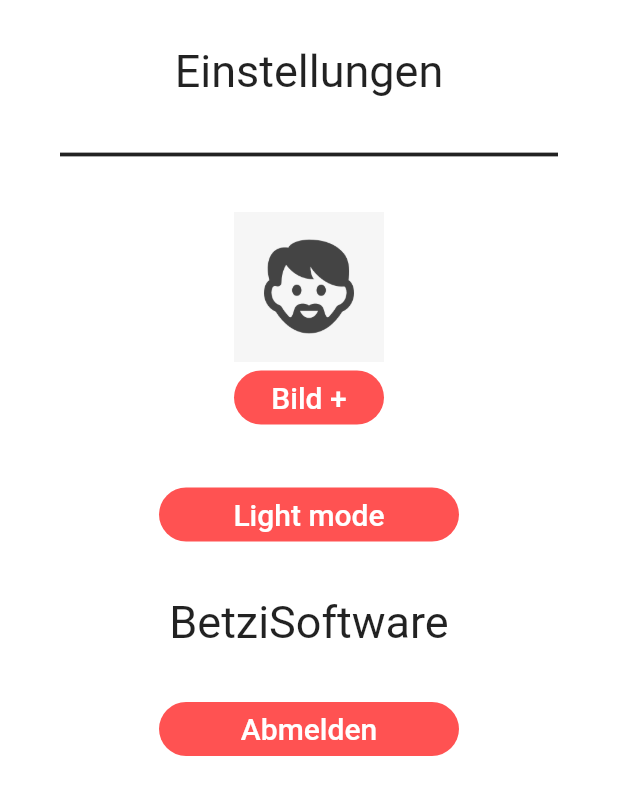
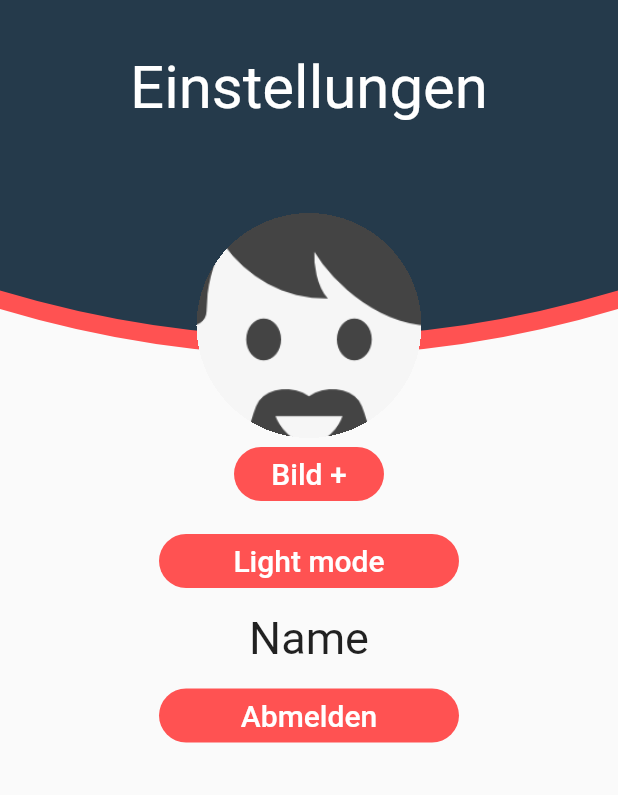
Before and after one commit to DominikDeseyve/SW-ENG_CMP, a Flutter app: the SettingsScreen screen opened by its route, on a phone screen of 412 x 824 dp. Shown: the top 795 px of the screen. Run offline on Flutter 3.47's test engine with Material 2 defaults, Android fonts, the phone set to English and light mode, and no system bars; our stand-ins replace firebase_auth, image_picker; missing offline and left inert: nested_navigators; accounts and stored records are empty.

Commit message:
Design überarbeitet

```diff
--- a/lib/pages/settings/SettingsScreen.dart
+++ b/lib/pages/settings/SettingsScreen.dart
@@ -1,4 +1,5 @@
 import 'package:cmp/logic/Controller.dart';
+import 'package:cmp/widgets/CurvePainter.dart';
 import 'package:flutter/material.dart';
 import 'package:flutter/rendering.dart';
 
@@ -11,20 +12,48 @@ class _SettingsScreenState extends State<SettingsScreen> {
 
   Widget build(BuildContext context) {
     return Scaffold(
-      backgroundColor: darkMode ? Colors.grey : Colors.white,
-      body: Container(
-        margin: const EdgeInsets.fromLTRB(10.0, 30.0, 10.0, 30.0),
+      body: Stack(children: <Widget>[
+      //backgroundColor: darkMode ? Colors.grey : Colors.white,
+      Container(
+        width: MediaQuery.of(context).size.width,
+        height: MediaQuery.of(context).size.height,
+        child: CustomPaint(
+          painter: CurvePainter(Colors.redAccent, 0.25, 0.325, 0.25),
+        ),
+      ),
+      Container(
+        width: MediaQuery.of(context).size.width,
+        height: MediaQuery.of(context).size.height,
+        child: CustomPaint(
+          painter: CurvePainter(Color(0xFF253A4B), 0.235, 0.31, 0.235),
+        ),
+      ),
+      Container(
+        margin: const EdgeInsets.only(top: 35.0),
         child: ListView(
           children: <Widget>[
-            Text(
+            Column(
+              mainAxisAlignment: MainAxisAlignment.center,
+              children: <Widget>[
+              Text(
+                "Einstellungen",
+                textAlign: TextAlign.center,
+                style: TextStyle(
+                  fontSize: 40.0,
+                  color: Colors.white,
+                ),
+              ),
+            ],
+            ),
+            /*Text(
               "Einstellungen",
               textAlign: TextAlign.center,
               style: TextStyle(
                 fontSize: 30.0,
                 color: Colors.black87,
               ),
-            ),
-            Container(
+            ),*/
+            /*Container(
               margin: EdgeInsets.fromLTRB(20.0, 30.0, 20.0, 0.0),
               child: Row(children: <Widget>[
                 Expanded(
@@ -35,13 +64,19 @@ class _SettingsScreenState extends State<SettingsScreen> {
                   color: Colors.black87,
                 )),
               ]),
-            ),
+            ),*/
             Container(
-              margin: EdgeInsets.fromLTRB(20.0, 30.0, 20.0, 0.0),
-              child: Image.asset(
-                'assets/images/profilbild.webp',
-                height: 100,
-                width: 100,
+              margin: EdgeInsets.fromLTRB(20.0, 60.0, 20.0, 0.0),
+              child: Material(
+                shape: CircleBorder(),
+                clipBehavior: Clip.hardEdge,
+                color: Colors.transparent,
+                child: Ink.image(
+                  image: AssetImage('assets/images/profilbild.webp'),
+                  fit: BoxFit.cover,
+                  width: 150.0,
+                  height: 150.0,
+                ),
               ),
             ),
             Align(
@@ -67,7 +102,7 @@ class _SettingsScreenState extends State<SettingsScreen> {
             Column(
               children: <Widget>[
                 Container(
-                  margin: EdgeInsets.fromLTRB(20.0, 30.0, 20.0, 0.0),
+                  margin: EdgeInsets.fromLTRB(20.0, 10.0, 20.0, 0.0),
                   child: Align(
                     alignment: Alignment.center,
                     child: Container(
@@ -94,11 +129,11 @@ class _SettingsScreenState extends State<SettingsScreen> {
                   ),
                 ),
                 Container(
-                  margin: EdgeInsets.fromLTRB(20.0, 30.0, 20.0, 0.0),
+                  margin: EdgeInsets.fromLTRB(20.0, 10.0, 20.0, 0.0),
                   child: Align(
                     alignment: Alignment.center,
                     child: Text(
-                      'BetziSoftware',
+                      'Name',
                       style: TextStyle(
                         fontSize: 30.0,
                         color: Colors.black87,
@@ -107,7 +142,7 @@ class _SettingsScreenState extends State<SettingsScreen> {
                   ),
                 ),
                 Container(
-                  margin: EdgeInsets.fromLTRB(20.0, 30.0, 20.0, 0.0),
+                  margin: EdgeInsets.fromLTRB(20.0, 10.0, 20.0, 0.0),
                   child: Align(
                     alignment: Alignment.center,
                     child: Container(
@@ -132,6 +167,6 @@ class _SettingsScreenState extends State<SettingsScreen> {
           ],
         ),
       ),
-    );
+    ]));
   }
 }
```
